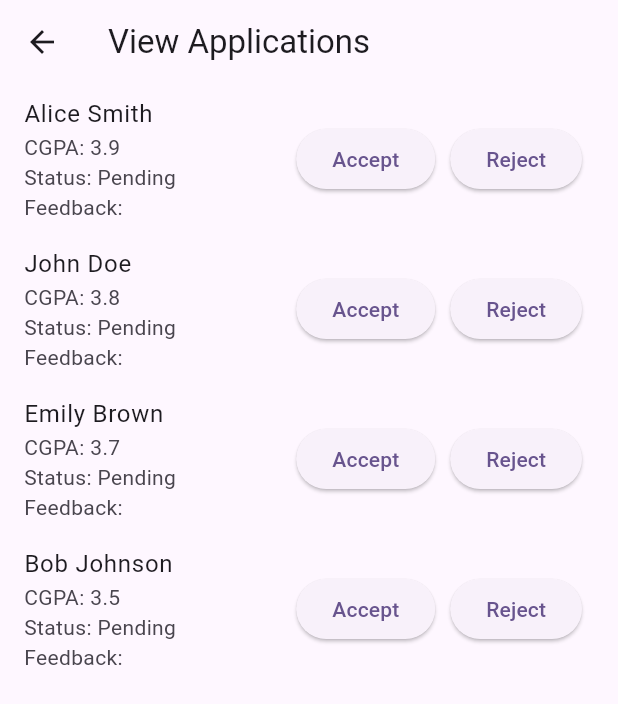
After one commit to Swapnil-DevGeek/Hackenza-SOP-Portal-Devkrieg, a Flutter app: the screen it shows after launch, after a tap on "View Details", on a phone screen of 412 x 824 dp. The commit adds this screen. Shown: the top 704 px of the screen. Run offline on Flutter 3.47's test engine with Material 3 defaults, Android fonts, the phone set to English and light mode, and no system bars; our stand-ins replace google_sign_in.

Commit message:
project application

```diff
--- /dev/null
+++ b/app/sopapp/lib/models/application.dart
@@ -0,0 +1,13 @@
+class StudentApplication {
+  final String studentName;
+  final double cgpa;
+  String status;
+  String feedback;
+
+  StudentApplication({
+    required this.studentName,
+    required this.cgpa,
+    this.status = 'Pending',
+    this.feedback = '',
+  });
+}
--- a/app/sopapp/lib/screens/faculty/faculty_dash.dart
+++ b/app/sopapp/lib/screens/faculty/faculty_dash.dart
@@ -1,6 +1,7 @@
 import 'package:flutter/material.dart';
 import 'package:sopapp/models/project.dart';
 import 'package:sopapp/screens/faculty/add_faculty_project.dart';
+import 'package:sopapp/screens/faculty/view_details.dart';
 
 class FacultyDashboard extends StatefulWidget {
   @override
@@ -55,10 +56,14 @@ class _FacultyDashboardState extends State<FacultyDashboard> {
                   ),
                   trailing: ElevatedButton(
                     onPressed: () {
-                      // Navigate to view application page
-                      // You can pass project details to the next screen if needed
+                      Navigator.push(
+                        context,
+                        MaterialPageRoute(
+                          builder: (context) => ViewApplicationPage(projectid: project.id,),
+                        ),
+                      );
                     },
-                    child: const Text('View Application'),
+                    child: const Text('View Details'),
                   ),
                 );
               },
--- /dev/null
+++ b/app/sopapp/lib/screens/faculty/view_details.dart
@@ -0,0 +1,68 @@
+import 'package:flutter/material.dart';
+import 'package:sopapp/models/application.dart';
+import 'package:sopapp/models/project.dart';
+
+class ViewApplicationPage extends StatelessWidget {
+  final int projectid;
+
+  ViewApplicationPage({required this.projectid});
+
+  final List<StudentApplication> studentApplications = [
+    StudentApplication(studentName: 'John Doe', cgpa: 3.8),
+    StudentApplication(studentName: 'Alice Smith', cgpa: 3.9),
+    StudentApplication(studentName: 'Bob Johnson', cgpa: 3.5),
+    StudentApplication(studentName: 'Emily Brown', cgpa: 3.7),
+  ];
+
+  @override
+  Widget build(BuildContext context) {
+    studentApplications.sort((a, b) => b.cgpa.compareTo(a.cgpa));
+
+    return Scaffold(
+      appBar: AppBar(
+        title: Text('View Applications'),
+      ),
+      body: ListView.builder(
+        itemCount: studentApplications.length,
+        itemBuilder: (context, index) {
+          final studentApplication = studentApplications[index];
+          return ListTile(
+            title: Text(studentApplication.studentName),
+            subtitle: Column(
+              crossAxisAlignment: CrossAxisAlignment.start,
+              children: [
+                Text('CGPA: ${studentApplication.cgpa}'),
+                Text('Status: ${studentApplication.status}'),
+                Text('Feedback: ${studentApplication.feedback}'),
+              ],
+            ),
+            trailing: Row(
+              mainAxisSize: MainAxisSize.min,
+              children: [
+                ElevatedButton(
+                  onPressed: () {
+                    // Logic to accept the application
+                    // For example:
+                    // project.acceptApplication(studentApplication);
+                    // setState(() {});
+                  },
+                  child: Text('Accept'),
+                ),
+                SizedBox(width: 10),
+                ElevatedButton(
+                  onPressed: () {
+                    // Logic to reject the application
+                    // For example:
+                    // project.rejectApplication(studentApplication);
+                    // setState(() {});
+                  },
+                  child: Text('Reject'),
+                ),
+              ],
+            ),
+          );
+        },
+      ),
+    );
+  }
+}
```
